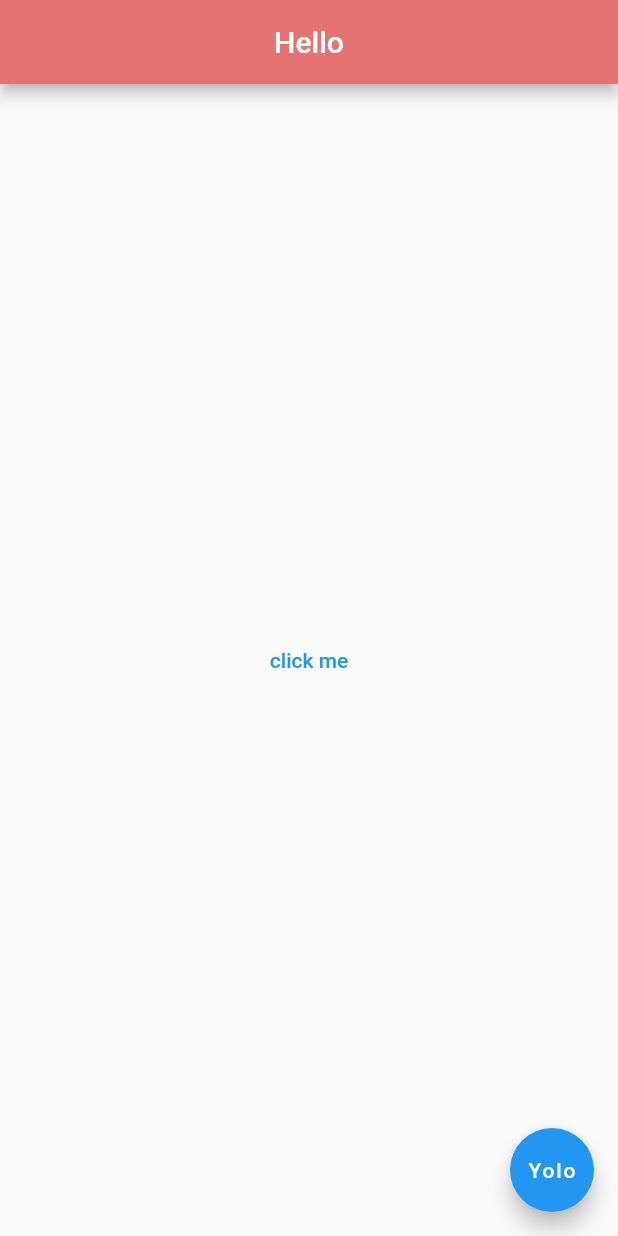
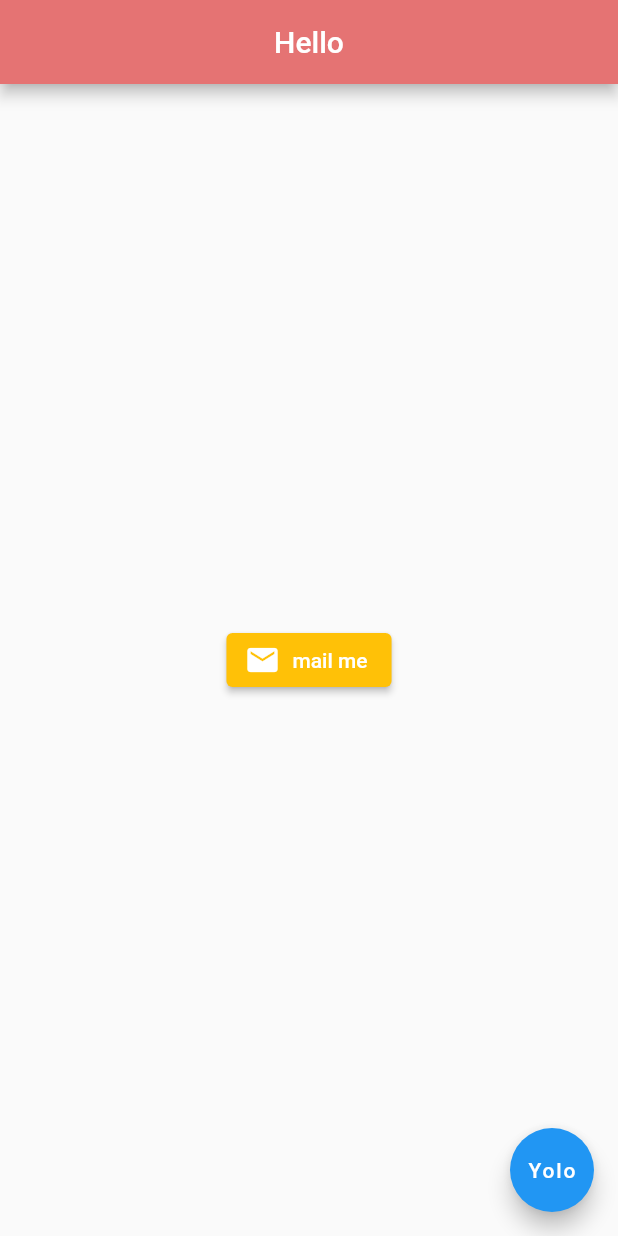
Before and after one commit to pewebdevelopment/Zen-Flutter-PlayGround, a Flutter app: the screen it shows after launch, on a phone screen of 412 x 824 dp. Run offline on Flutter 3.47's test engine with Material 2 defaults, Android fonts, the phone set to English and light mode, and no system bars; missing offline and left inert: dart:html.

```diff
--- a/lib/main.dart
+++ b/lib/main.dart
@@ -15,19 +15,19 @@ class Home extends StatelessWidget {
           backgroundColor: Colors.red[300],
         ),
         body: Center(
-        child: TextButton(
-          style: ButtonStyle(
-              foregroundColor: MaterialStateProperty.all<Color>(Colors.blue)),
+          child: ElevatedButton.icon(
               onPressed: () {
-            print('you clicked me');
+                print("You pressed Icon Elevated Button");
               },
-          child: Text('click me'),
-        ),
+              icon: Icon(Icons.mail), //icon data for elevated button
+              label: Text("mail me"), //label text
+              style: ElevatedButton.styleFrom(
+                  primary: Colors.amber //elevated btton background color
+                  )),
         ),
         floatingActionButton: FloatingActionButton(
           child: Text("Yolo"),
           onPressed: () {},
-      ),
-    );
+        ));
   }
 }
```
Lines whose indentation alone changed are shown as unchanged.
